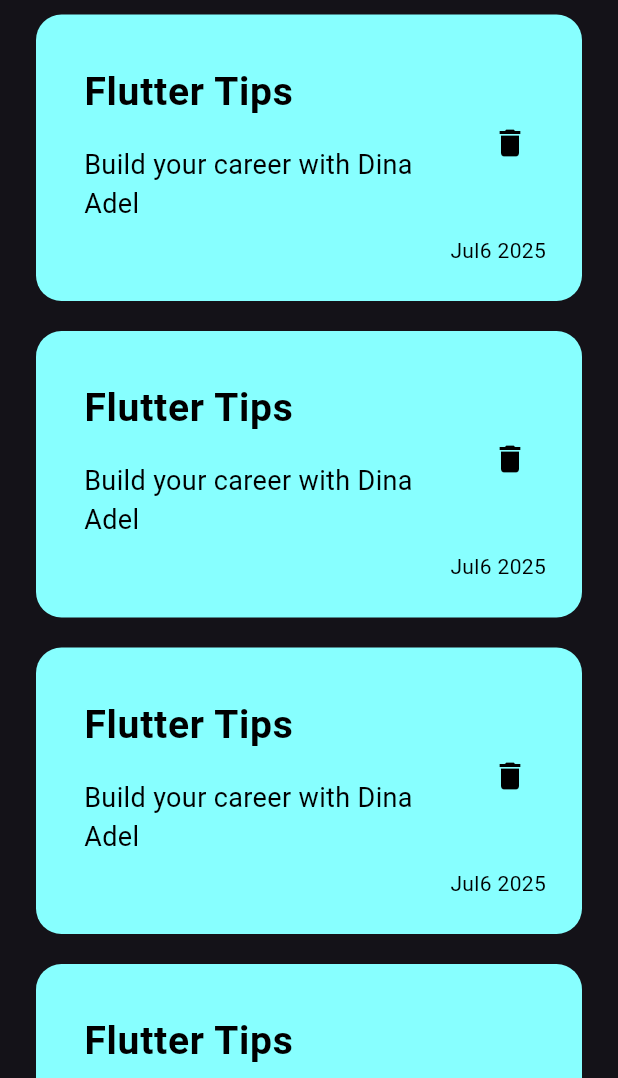
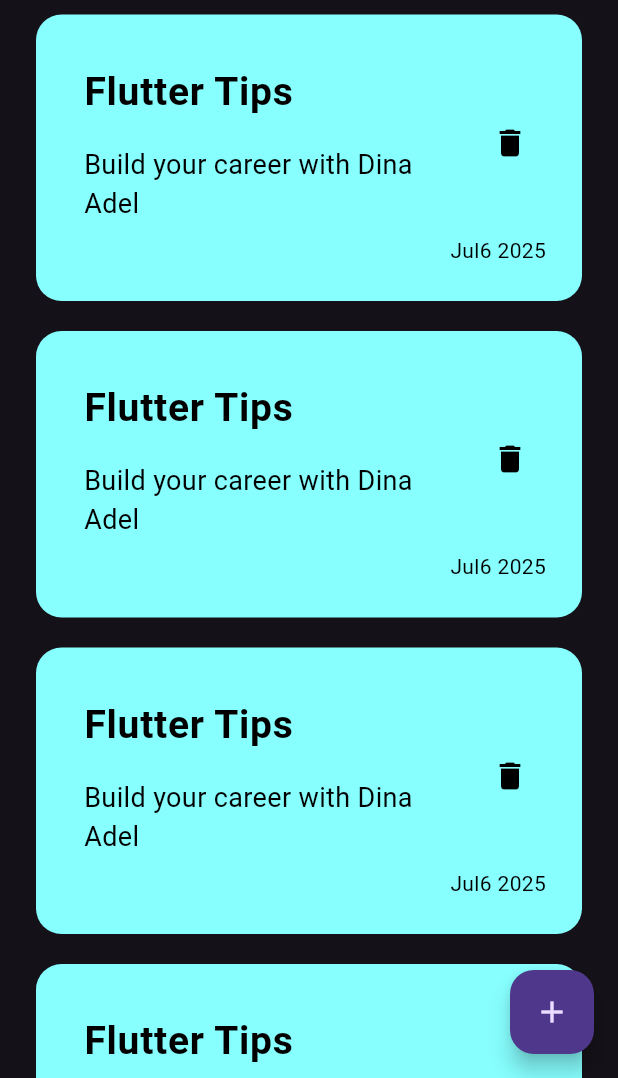
Before and after one commit to dinaadel11/Note_App, a Flutter app: the screen it shows after launch, on a phone screen of 412 x 824 dp, the part 158-1236 px from its top. Run offline on Flutter 3.47's test engine with Material 3 defaults, Android fonts, the phone set to English and light mode, and no system bars; our stand-ins replace device_preview.

Commit message:
add floatingActionButton

```diff
--- a/lib/main.dart
+++ b/lib/main.dart
@@ -18,7 +18,7 @@ class NoteApp extends StatelessWidget {
     return MaterialApp(
       debugShowCheckedModeBanner: false,
       theme: ThemeData.dark(),
-      home: NotesView(),
+      home: const NotesView(),
     );
   }
 }
--- a/lib/views/notes_view.dart
+++ b/lib/views/notes_view.dart
@@ -6,8 +6,14 @@ class NotesView extends StatelessWidget {
 
   @override
   Widget build(BuildContext context) {
-    return const Scaffold(
-      body: NotesViewBody(),
+    return Scaffold(
+      floatingActionButton: FloatingActionButton(
+        onPressed: () {},
+        child: const Icon(
+          Icons.add,
+        ),
+      ),
+      body: const NotesViewBody(),
     );
   }
 }
--- a/lib/views/widgets/notes_list_view.dart
+++ b/lib/views/widgets/notes_list_view.dart
@@ -1,4 +1,3 @@
-import 'package:flutter/foundation.dart';
 import 'package:flutter/material.dart';
 import 'package:newsapp/views/widgets/note_item.dart';
 
```
